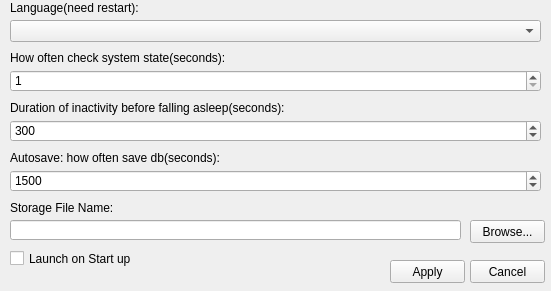
The window that TrackYourTime/settingswindow.ui (Allexin/TrackYourTime) describes before a commit, drawn with Qt 5.
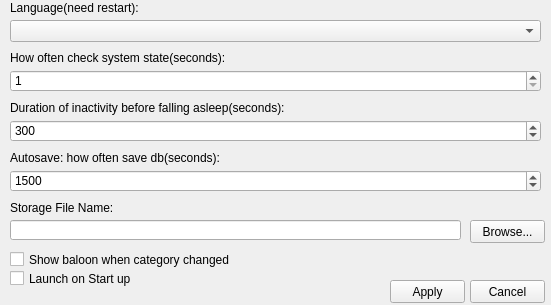
The same window after the commit.

Patch:
```diff
--- a/TrackYourTime/settingswindow.ui
+++ b/TrackYourTime/settingswindow.ui
@@ -7,7 +7,7 @@
     <x>0</x>
     <y>0</y>
     <width>551</width>
-    <height>291</height>
+    <height>305</height>
    </rect>
   </property>
   <property name="sizePolicy">
@@ -19,13 +19,13 @@
   <property name="minimumSize">
    <size>
     <width>551</width>
-    <height>291</height>
+    <height>305</height>
    </size>
   </property>
   <property name="maximumSize">
    <size>
     <width>551</width>
-    <height>291</height>
+    <height>305</height>
    </size>
   </property>
   <property name="windowTitle">
@@ -209,7 +209,7 @@
     <property name="geometry">
      <rect>
       <x>390</x>
-      <y>260</y>
+      <y>280</y>
       <width>75</width>
       <height>23</height>
      </rect>
@@ -222,7 +222,7 @@
     <property name="geometry">
      <rect>
       <x>470</x>
-      <y>260</y>
+      <y>280</y>
       <width>75</width>
       <height>23</height>
      </rect>
@@ -235,7 +235,7 @@
     <property name="geometry">
      <rect>
       <x>10</x>
-      <y>250</y>
+      <y>270</y>
       <width>531</width>
       <height>17</height>
      </rect>
@@ -250,6 +250,25 @@
      <string>Launch on Start up</string>
     </property>
    </widget>
+   <widget class="QCheckBox" name="checkBoxShowBaloon">
+    <property name="geometry">
+     <rect>
+      <x>10</x>
+      <y>250</y>
+      <width>531</width>
+      <height>19</height>
+     </rect>
+    </property>
+    <property name="sizePolicy">
+     <sizepolicy hsizetype="Expanding" vsizetype="Fixed">
+      <horstretch>0</horstretch>
+      <verstretch>0</verstretch>
+     </sizepolicy>
+    </property>
+    <property name="text">
+     <string>Show baloon when category changed</string>
+    </property>
+   </widget>
   </widget>
  </widget>
  <layoutdefault spacing="6" margin="11"/>
```
